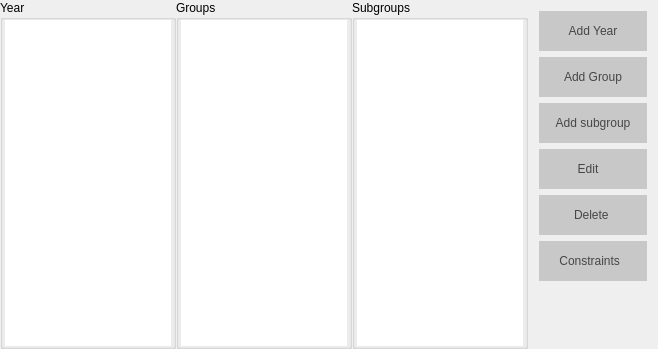
This is Orar/OrarApp/ClassesView.ui in alexandrutm/UnivTimetable as Qt 5 draws it before an edit. The edited form follows.
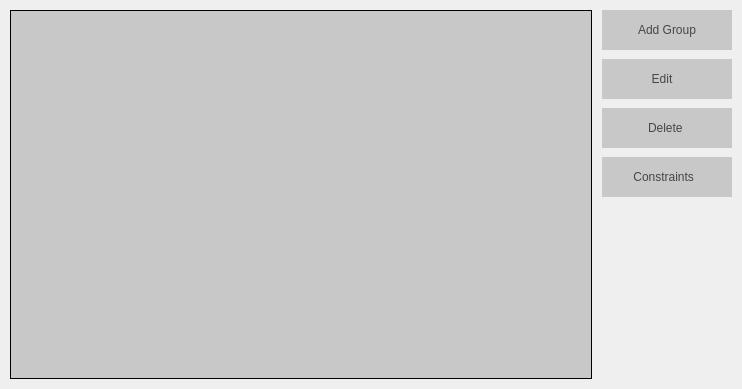
This is the edited form. Icons and pictures are not drawn.

Commit message: Change the way is stored data into classes view and the way is printed timtetable view

```diff
--- a/Orar/OrarApp/ClassesView.ui
+++ b/Orar/OrarApp/ClassesView.ui
@@ -6,8 +6,8 @@
    <rect>
     <x>0</x>
     <y>0</y>
-    <width>658</width>
-    <height>349</height>
+    <width>742</width>
+    <height>389</height>
    </rect>
   </property>
   <property name="minimumSize">
@@ -24,162 +24,47 @@
   </property>
   <layout class="QHBoxLayout" name="horizontalLayout_3">
    <property name="spacing">
-    <number>0</number>
+    <number>10</number>
    </property>
    <property name="leftMargin">
-    <number>0</number>
+    <number>10</number>
    </property>
    <property name="topMargin">
-    <number>0</number>
+    <number>10</number>
    </property>
    <property name="rightMargin">
-    <number>0</number>
+    <number>10</number>
    </property>
    <property name="bottomMargin">
-    <number>0</number>
+    <number>10</number>
    </property>
    <item>
-    <widget class="QGroupBox" name="groupBox">
-     <property name="minimumSize">
-      <size>
-       <width>40</width>
-       <height>40</height>
-      </size>
+    <widget class="QTableView" name="mGroupTable">
+     <property name="styleSheet">
+      <string notr="true">	background-color: rgb(200, 200, 200);
+border: 1px solid;</string>
      </property>
-     <property name="title">
-      <string>Year</string>
+     <property name="frameShape">
+      <enum>QFrame::NoFrame</enum>
      </property>
-     <layout class="QVBoxLayout" name="verticalLayout">
-      <property name="spacing">
-       <number>2</number>
-      </property>
-      <property name="leftMargin">
-       <number>2</number>
-      </property>
-      <property name="topMargin">
-       <number>0</number>
-      </property>
-      <property name="rightMargin">
-       <number>2</number>
-      </property>
-      <property name="bottomMargin">
-       <number>0</number>
-      </property>
-      <item>
-       <widget class="QTableView" name="mYearTable">
-        <property name="minimumSize">
-         <size>
-          <width>40</width>
-          <height>0</height>
-         </size>
-        </property>
-        <property name="styleSheet">
-         <string notr="true"/>
-        </property>
-        <property name="frameShape">
-         <enum>QFrame::NoFrame</enum>
-        </property>
-        <property name="selectionBehavior">
-         <enum>QAbstractItemView::SelectRows</enum>
-        </property>
-        <attribute name="verticalHeaderVisible">
-         <bool>false</bool>
-        </attribute>
-       </widget>
-      </item>
-     </layout>
-    </widget>
-   </item>
-   <item>
-    <widget class="QGroupBox" name="groupBox_2">
-     <property name="minimumSize">
-      <size>
-       <width>40</width>
-       <height>40</height>
-      </size>
+     <property name="selectionMode">
+      <enum>QAbstractItemView::ExtendedSelection</enum>
      </property>
-     <property name="title">
-      <string>Groups</string>
+     <property name="selectionBehavior">
+      <enum>QAbstractItemView::SelectRows</enum>
      </property>
-     <layout class="QHBoxLayout" name="horizontalLayout_2">
-      <property name="spacing">
-       <number>0</number>
-      </property>
-      <property name="leftMargin">
-       <number>2</number>
-      </property>
-      <property name="topMargin">
-       <number>0</number>
-      </property>
-      <property name="rightMargin">
-       <number>2</number>
-      </property>
-      <property name="bottomMargin">
-       <number>0</number>
-      </property>
-      <item>
-       <widget class="QTableView" name="mGroupTable">
-        <property name="minimumSize">
-         <size>
-          <width>40</width>
-          <height>0</height>
-         </size>
-        </property>
-        <property name="frameShape">
-         <enum>QFrame::NoFrame</enum>
-        </property>
-        <property name="showGrid">
-         <bool>true</bool>
-        </property>
-        <property name="gridStyle">
-         <enum>Qt::DashLine</enum>
-        </property>
-       </widget>
-      </item>
-     </layout>
-    </widget>
-   </item>
-   <item>
-    <widget class="QGroupBox" name="groupBox_3">
-     <property name="minimumSize">
-      <size>
-       <width>40</width>
-       <height>40</height>
-      </size>
+     <property name="sortingEnabled">
+      <bool>true</bool>
      </property>
-     <property name="title">
-      <string>Subgroups</string>
-     </property>
-     <layout class="QVBoxLayout" name="verticalLayout_2">
-      <property name="spacing">
-       <number>0</number>
-      </property>
-      <property name="leftMargin">
-       <number>2</number>
-      </property>
-      <property name="topMargin">
-       <number>0</number>
-      </property>
-      <property name="rightMargin">
-       <number>2</number>
-      </property>
-      <property name="bottomMargin">
-       <number>0</number>
-      </property>
-      <item>
-       <widget class="QTableView" name="mSubGroupTable">
-        <property name="minimumSize">
-         <size>
-          <width>40</width>
-          <height>40</height>
-         </size>
-        </property>
-        <property name="frameShape">
-         <enum>QFrame::NoFrame</enum>
-        </property>
-       </widget>
-      </item>
-     </layout>
+     <attribute name="horizontalHeaderShowSortIndicator" stdset="0">
+      <bool>true</bool>
+     </attribute>
+     <attribute name="verticalHeaderVisible">
+      <bool>false</bool>
+     </attribute>
+     <attribute name="verticalHeaderDefaultSectionSize">
+      <number>50</number>
+     </attribute>
     </widget>
    </item>
    <item>
@@ -196,54 +81,22 @@
      <property name="frameShadow">
       <enum>QFrame::Raised</enum>
      </property>
-     <layout class="QVBoxLayout" name="verticalLayout_3">
-      <item>
-       <widget class="QPushButton" name="mAdd">
-        <property name="minimumSize">
-         <size>
-          <width>0</width>
-          <height>40</height>
-         </size>
-        </property>
-        <property name="layoutDirection">
-         <enum>Qt::RightToLeft</enum>
-        </property>
-        <property name="autoFillBackground">
-         <bool>false</bool>
-        </property>
-        <property name="styleSheet">
-         <string notr="true">QPushButton{
-	font: 75 12pt &quot;Times New Roman&quot;;
-	color: rgb(70, 70, 70);
-	background-color: rgb(200, 200, 200);
-	border: 0px solid;
-}
-
-QPushButton:hover {
-	background-color: rgb(231, 231, 231);
-}</string>
-        </property>
-        <property name="text">
-         <string>Add Year</string>
-        </property>
-        <property name="icon">
-         <iconset resource="OrarApp.qrc">
-          <normaloff>:/Buttons/img/addBtn.png</normaloff>:/Buttons/img/addBtn.png</iconset>
-        </property>
-        <property name="iconSize">
-         <size>
-          <width>18</width>
-          <height>18</height>
-         </size>
-        </property>
-        <property name="default">
-         <bool>false</bool>
-        </property>
-        <property name="flat">
-         <bool>false</bool>
-        </property>
-       </widget>
-      </item>
+     <layout class="QVBoxLayout" name="verticalLayout">
+      <property name="spacing">
+       <number>9</number>
+      </property>
+      <property name="leftMargin">
+       <number>0</number>
+      </property>
+      <property name="topMargin">
+       <number>0</number>
+      </property>
+      <property name="rightMargin">
+       <number>0</number>
+      </property>
+      <property name="bottomMargin">
+       <number>0</number>
+      </property>
       <item>
        <widget class="QPushButton" name="mAddGroup">
         <property name="minimumSize">
@@ -291,53 +144,6 @@
         </property>
        </widget>
       </item>
-      <item>
-       <widget class="QPushButton" name="mAddSubgroup">
-        <property name="minimumSize">
-         <size>
-          <width>0</width>
-          <height>40</height>
-         </size>
-        </property>
-        <property name="layoutDirection">
-         <enum>Qt::RightToLeft</enum>
-        </property>
-        <property name="autoFillBackground">
-         <bool>false</bool>
-        </property>
-        <property name="styleSheet">
-         <string notr="true">QPushButton{
-	font: 75 12pt &quot;Times New Roman&quot;;
-	color: rgb(70, 70, 70);
-	background-color: rgb(200, 200, 200);
-	border: 0px solid;
-}
-
-QPushButton:hover {
-	background-color: rgb(231, 231, 231);
-}</string>
-        </property>
-        <property name="text">
-         <string>Add subgroup</string>
-        </property>
-        <property name="icon">
-         <iconset resource="OrarApp.qrc">
-          <normaloff>:/Buttons/img/addBtn.png</normaloff>:/Buttons/img/addBtn.png</iconset>
-        </property>
-        <property name="iconSize">
-         <size>
-          <width>18</width>
-          <height>18</height>
-         </size>
-        </property>
-        <property name="default">
-         <bool>false</bool>
-        </property>
-        <property name="flat">
-         <bool>false</bool>
-        </property>
-       </widget>
-      </item>
       <item>
        <widget class="QPushButton" name="mEdit">
         <property name="minimumSize">
```
Left out of the diff: 2 changed lines with no effect on the pictures. The commit also changes 20 other files.
